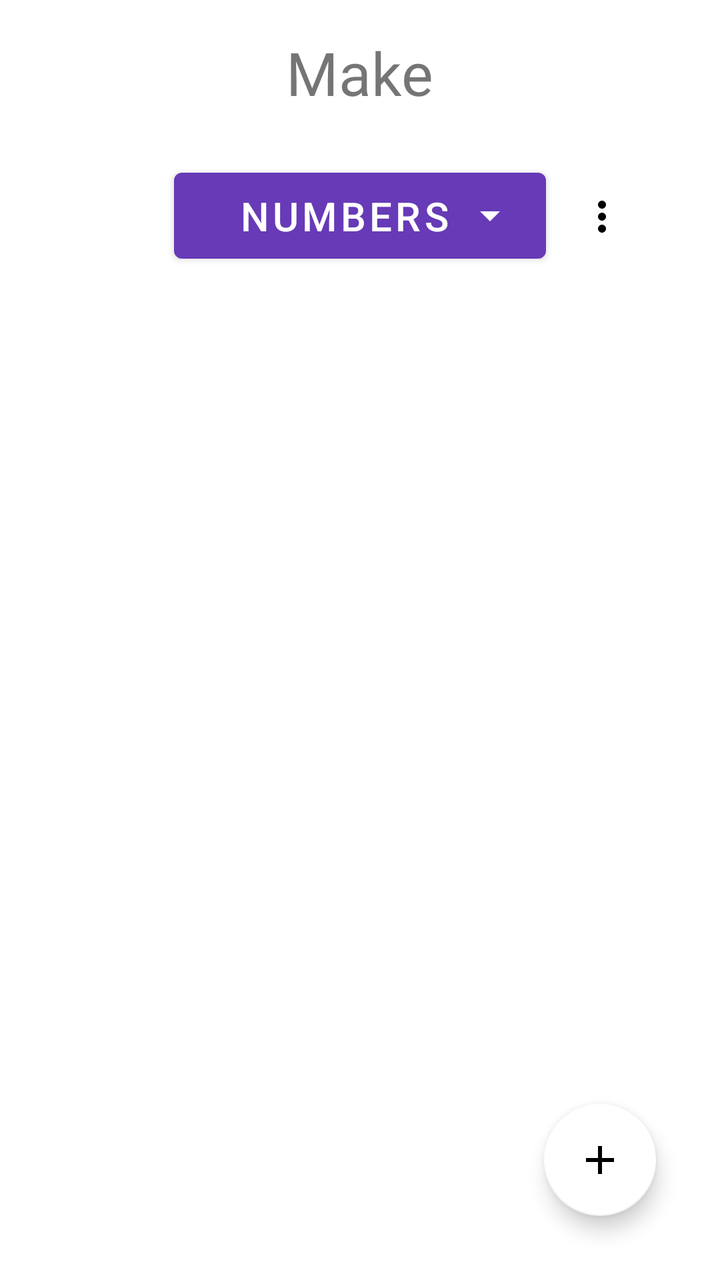
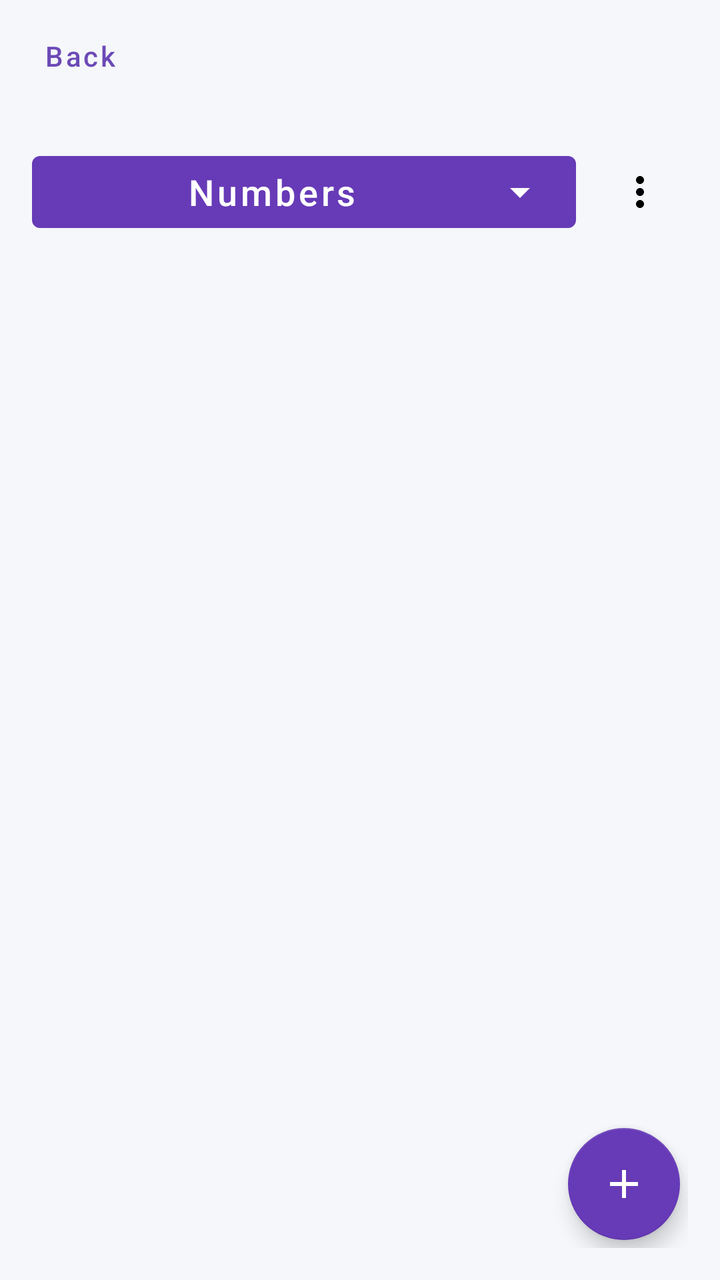

The first picture is an Android layout as it rendered before a commit; the second is the same layout after the commit. The layout source and the unified diff follow.
<!-- AndroidManifest.xml: application theme AppTheme -->
<!-- res/layout/activity_list.xml -->
<?xml version="1.0" encoding="utf-8"?>
<RelativeLayout xmlns:android="http://schemas.android.com/apk/res/android"
              xmlns:app="http://schemas.android.com/apk/res-auto"
    xmlns:tools="http://schemas.android.com/tools"
    android:orientation="vertical"
              android:layout_width="match_parent"
              android:layout_height="match_parent">


    <androidx.constraintlayout.widget.ConstraintLayout
        android:layout_width="match_parent"
        android:layout_height="match_parent"
        android:background="@android:color/white"
        android:padding="16dp">

        <androidx.appcompat.widget.AppCompatTextView
            android:id="@+id/appCompatTextView"
            android:layout_width="wrap_content"
            android:layout_height="wrap_content"
            android:text="@string/make_title"
            android:textSize="30dp"
            app:layout_constraintEnd_toEndOf="parent"
            app:layout_constraintStart_toStartOf="parent"
            app:layout_constraintTop_toTopOf="parent" />


        <com.google.android.material.button.MaterialButton
            android:id="@+id/btn_shape"
            style="@style/Widget.MaterialComponents.Button"
            android:layout_width="wrap_content"
            android:layout_height="wrap_content"
            android:layout_marginTop="24dp"
            android:drawableRight="@drawable/ic_drop_24"
            android:maxWidth="200dp"
            android:paddingLeft="32dp"
            android:paddingTop="8dp"
            android:paddingRight="16dp"
            android:paddingBottom="8dp"
            android:text="@string/default_shape_set_name"
            android:textSize="20dp"
            app:layout_constraintEnd_toEndOf="parent"
            app:layout_constraintStart_toStartOf="parent"
            app:layout_constraintTop_toBottomOf="@+id/appCompatTextView" />

        <androidx.appcompat.widget.AppCompatImageButton
            android:id="@+id/ib_more"
            android:layout_width="wrap_content"
            android:layout_height="wrap_content"
            android:backgroundTint="@android:color/transparent"
            android:padding="16dp"
            android:src="@drawable/ic_more_24"
            app:layout_constraintStart_toEndOf="@+id/btn_shape"
            app:layout_constraintTop_toTopOf="@+id/btn_shape" />


        <com.google.android.material.floatingactionbutton.FloatingActionButton
            android:id="@+id/fab_add"
            android:layout_width="wrap_content"
            android:layout_height="wrap_content"
            android:layout_margin="16dp"
            app:backgroundTint="#FFFFFF"
            app:layout_constraintBottom_toBottomOf="parent"
            app:layout_constraintEnd_toEndOf="parent"
            app:srcCompat="@drawable/ic_plus_24" />


        <androidx.recyclerview.widget.RecyclerView
            android:id="@+id/rv_preview"
            android:layout_width="0dp"
            android:layout_height="0dp"
            app:layout_constraintBottom_toBottomOf="parent"
            app:layout_constraintEnd_toEndOf="parent"
            app:layout_constraintStart_toStartOf="parent"
            app:layout_constraintTop_toBottomOf="@+id/btn_shape" />

    </androidx.constraintlayout.widget.ConstraintLayout>

    <com.h2play.canvas_magic.features.common.ErrorView
        android:id="@+id/view_error"
        android:layout_width="wrap_content"
        android:layout_height="match_parent"
        android:layout_centerInParent="true"
        android:visibility="gone" />

    <ProgressBar
        android:id="@+id/progress"
        android:layout_width="wrap_content"
        android:layout_height="wrap_content"
        android:layout_centerInParent="true"
        android:layout_gravity="center"
        android:visibility="gone" />

</RelativeLayout>
<!-- resources referenced by this layout -->
<resources>
  <!-- drawable ic_drop_24 (drawable) -->
  <vector android:height="24dp" android:tint="#FFFFFF"
      android:viewportHeight="24.0" android:viewportWidth="24.0"
      android:width="24dp" xmlns:android="http://schemas.android.com/apk/res/android">
      <path android:fillColor="#FFFFFF" android:pathData="M7,10l5,5 5,-5z"/>
  </vector>
  <!-- drawable ic_more_24 (drawable) -->
  <vector xmlns:android="http://schemas.android.com/apk/res/android"
          android:width="24dp"
          android:height="24dp"
          android:viewportWidth="24.0"
          android:viewportHeight="24.0">
      <path
          android:fillColor="#FF000000"
          android:pathData="M12,8c1.1,0 2,-0.9 2,-2s-0.9,-2 -2,-2 -2,0.9 -2,2 0.9,2 2,2zM12,10c-1.1,0 -2,0.9 -2,2s0.9,2 2,2 2,-0.9 2,-2 -0.9,-2 -2,-2zM12,16c-1.1,0 -2,0.9 -2,2s0.9,2 2,2 2,-0.9 2,-2 -0.9,-2 -2,-2z"/>
  </vector>
  <!-- drawable ic_plus_24 (drawable) -->
  <vector xmlns:android="http://schemas.android.com/apk/res/android"
          android:width="24dp"
          android:height="24dp"
          android:viewportWidth="24.0"
          android:viewportHeight="24.0">
      <path
          android:fillColor="#FF000000"
          android:pathData="M19,13h-6v6h-2v-6H5v-2h6V5h2v6h6v2z"/>
  </vector>
  <string name="default_shape_set_name">Numbers</string>
  <string name="make_title">Make</string>
  <style name="AppTheme" parent="Theme.MaterialComponents.Light.DarkActionBar">
          
          <item name="colorPrimary">@color/primary</item>
          <item name="colorPrimaryDark">@color/primary_dark</item>
          <item name="materialCardViewStyle">@style/AppCard</item>
      </style>
  <color name="primary">#673ab7</color>
  <color name="primary_dark">#320b86</color>
  <style name="AppCard" parent="Widget.MaterialComponents.CardView">
          <item name="cardElevation">8dp</item>
      </style>
</resources>

<!-- the commit's change to res/layout/activity_list.xml (unified diff, before → after) -->
@@ -1,93 +1,58 @@
 <?xml version="1.0" encoding="utf-8"?>
-<RelativeLayout xmlns:android="http://schemas.android.com/apk/res/android"
-              xmlns:app="http://schemas.android.com/apk/res-auto"
-    xmlns:tools="http://schemas.android.com/tools"
-    android:orientation="vertical"
-              android:layout_width="match_parent"
-              android:layout_height="match_parent">
+<LinearLayout xmlns:android="http://schemas.android.com/apk/res/android"
+    xmlns:app="http://schemas.android.com/apk/res-auto"
+    android:layout_width="match_parent" android:layout_height="match_parent"
+    android:orientation="vertical" android:background="@color/canvas_screen_background">
+    <include layout="@layout/view_screen_header" />
+    <FrameLayout android:layout_width="match_parent" android:layout_height="0dp" android:layout_weight="1">
+        <androidx.constraintlayout.widget.ConstraintLayout
+            android:layout_width="match_parent" android:layout_height="match_parent" android:padding="16dp">
 
-
-    <androidx.constraintlayout.widget.ConstraintLayout
-        android:layout_width="match_parent"
-        android:layout_height="match_parent"
-        android:background="@android:color/white"
-        android:padding="16dp">
-
-        <androidx.appcompat.widget.AppCompatTextView
-            android:id="@+id/appCompatTextView"
-            android:layout_width="wrap_content"
-            android:layout_height="wrap_content"
-            android:text="@string/make_title"
-            android:textSize="30dp"
-            app:layout_constraintEnd_toEndOf="parent"
-            app:layout_constraintStart_toStartOf="parent"
-            app:layout_constraintTop_toTopOf="parent" />
-
-
-        <com.google.android.material.button.MaterialButton
-            android:id="@+id/btn_shape"
-            style="@style/Widget.MaterialComponents.Button"
-            android:layout_width="wrap_content"
-            android:layout_height="wrap_content"
-            android:layout_marginTop="24dp"
-            android:drawableRight="@drawable/ic_drop_24"
-            android:maxWidth="200dp"
-            android:paddingLeft="32dp"
-            android:paddingTop="8dp"
-            android:paddingRight="16dp"
-            android:paddingBottom="8dp"
-            android:text="@string/default_shape_set_name"
-            android:textSize="20dp"
-            app:layout_constraintEnd_toEndOf="parent"
-            app:layout_constraintStart_toStartOf="parent"
-            app:layout_constraintTop_toBottomOf="@+id/appCompatTextView" />
-
-        <androidx.appcompat.widget.AppCompatImageButton
-            android:id="@+id/ib_more"
-            android:layout_width="wrap_content"
-            android:layout_height="wrap_content"
-            android:backgroundTint="@android:color/transparent"
-            android:padding="16dp"
-            android:src="@drawable/ic_more_24"
-            app:layout_constraintStart_toEndOf="@+id/btn_shape"
-            app:layout_constraintTop_toTopOf="@+id/btn_shape" />
-
-
-        <com.google.android.material.floatingactionbutton.FloatingActionButton
-            android:id="@+id/fab_add"
-            android:layout_width="wrap_content"
-            android:layout_height="wrap_content"
-            android:layout_margin="16dp"
-            app:backgroundTint="#FFFFFF"
-            app:layout_constraintBottom_toBottomOf="parent"
-            app:layout_constraintEnd_toEndOf="parent"
-            app:srcCompat="@drawable/ic_plus_24" />
-
-
-        <androidx.recyclerview.widget.RecyclerView
-            android:id="@+id/rv_preview"
-            android:layout_width="0dp"
-            android:layout_height="0dp"
-            app:layout_constraintBottom_toBottomOf="parent"
-            app:layout_constraintEnd_toEndOf="parent"
-            app:layout_constraintStart_toStartOf="parent"
-            app:layout_constraintTop_toBottomOf="@+id/btn_shape" />
-
-    </androidx.constraintlayout.widget.ConstraintLayout>
-
-    <com.h2play.canvas_magic.features.common.ErrorView
-        android:id="@+id/view_error"
-        android:layout_width="wrap_content"
-        android:layout_height="match_parent"
-        android:layout_centerInParent="true"
-        android:visibility="gone" />
-
-    <ProgressBar
-        android:id="@+id/progress"
-        android:layout_width="wrap_content"
-        android:layout_height="wrap_content"
-        android:layout_centerInParent="true"
-        android:layout_gravity="center"
-        android:visibility="gone" />
-
-</RelativeLayout>
+            <com.google.android.material.button.MaterialButton android:id="@+id/btn_shape"
+                android:layout_width="0dp" android:layout_height="wrap_content" android:minHeight="48dp"
+                android:layout_marginEnd="8dp" android:text="@string/default_shape_set_name"
+                android:textSize="18sp" android:textAllCaps="false" android:maxLines="2"
+                android:ellipsize="end" app:icon="@drawable/ic_drop_24" app:iconGravity="end"
+                app:layout_constraintStart_toStartOf="parent" app:layout_constraintEnd_toStartOf="@id/ib_more"
+                app:layout_constraintTop_toTopOf="parent" />
+            <androidx.appcompat.widget.AppCompatImageButton android:id="@+id/ib_more"
+                android:layout_width="48dp" android:layout_height="48dp" android:padding="12dp"
+                android:src="@drawable/ic_more_24" android:background="?attr/selectableItemBackgroundBorderless"
+                android:contentDescription="@string/drawing_set_options"
+                app:layout_constraintEnd_toEndOf="parent" app:layout_constraintTop_toTopOf="@id/btn_shape" />
+            <androidx.recyclerview.widget.RecyclerView android:id="@+id/rv_preview"
+                android:layout_width="0dp" android:layout_height="0dp"
+                android:clipToPadding="false" android:paddingBottom="88dp"
+                app:layout_constraintStart_toStartOf="parent" app:layout_constraintEnd_toEndOf="parent"
+                app:layout_constraintTop_toBottomOf="@id/btn_shape"
+                app:layout_constraintBottom_toBottomOf="parent" />
+            <com.google.android.material.floatingactionbutton.FloatingActionButton
+                android:id="@+id/fab_add"
+                android:layout_width="wrap_content" android:layout_height="wrap_content"
+                android:layout_margin="4dp" android:contentDescription="@string/add_drawing_set"
+                app:backgroundTint="@color/primary" app:tint="@color/white"
+                app:srcCompat="@drawable/ic_plus_24"
+                app:layout_constraintBottom_toBottomOf="parent" app:layout_constraintEnd_toEndOf="parent" />
+        </androidx.constraintlayout.widget.ConstraintLayout>
+        <com.h2play.canvas_magic.features.common.ErrorView android:id="@+id/view_error"
+            android:layout_width="match_parent" android:layout_height="match_parent" android:visibility="gone" />
+        <ProgressBar android:id="@+id/progress" android:layout_width="wrap_content"
+            android:layout_height="wrap_content" android:layout_gravity="center" android:visibility="gone" />
+    </FrameLayout>
+</LinearLayout>
+<!-- res/layout/view_screen_header.xml (included above) -->
+<?xml version="1.0" encoding="utf-8"?>
+<LinearLayout xmlns:android="http://schemas.android.com/apk/res/android"
+    android:layout_width="match_parent" android:layout_height="wrap_content"
+    android:minHeight="56dp" android:orientation="horizontal" android:gravity="center_vertical"
+    android:paddingHorizontal="12dp" android:paddingVertical="4dp"
+    android:background="@color/canvas_screen_background">
+    <com.google.android.material.button.MaterialButton
+        android:id="@+id/screen_back" style="@style/CanvasTextAction"
+        android:text="@string/drawing_pack_back" />
+    <TextView android:id="@+id/screen_title"
+        android:layout_width="0dp" android:layout_height="wrap_content" android:layout_weight="1"
+        android:layout_marginStart="12dp" android:paddingVertical="8dp"
+        android:textSize="20sp" android:textStyle="bold" android:maxLines="2"
+        android:ellipsize="end" android:textColor="@color/canvas_tool_icon" />
+</LinearLayout>
<!-- resource entries referenced after the edit -->
@@ -1,5 +1,7 @@
 <!-- resources referenced by this layout -->
 <resources>
+  <color name="canvas_screen_background">#F5F7FA</color>
+  <color name="canvas_tool_icon">#344054</color>
   <!-- drawable ic_drop_24 (drawable) -->
   <vector android:height="24dp" android:tint="#FFFFFF"
       android:viewportHeight="24.0" android:viewportWidth="24.0"
@@ -26,15 +28,30 @@
           android:fillColor="#FF000000"
           android:pathData="M19,13h-6v6h-2v-6H5v-2h6V5h2v6h6v2z"/>
   </vector>
+  <string name="add_drawing_set">Add a drawing set</string>
   <string name="default_shape_set_name">Numbers</string>
-  <string name="make_title">Make</string>
+  <string name="drawing_pack_back">Back</string>
+  <string name="drawing_set_options">Drawing set options</string>
+  <style name="CanvasTextAction" parent="Widget.MaterialComponents.Button.TextButton">
+          <item name="android:layout_width">wrap_content</item>
+          <item name="android:layout_height">48dp</item>
+          <item name="android:minWidth">56dp</item>
+          <item name="android:paddingHorizontal">8dp</item>
+          <item name="android:insetTop">0dp</item>
+          <item name="android:insetBottom">0dp</item>
+          <item name="android:textSize">14sp</item>
+          <item name="android:textAllCaps">false</item>
+          <item name="android:textColor">@color/primary_color</item>
+      </style>
   <style name="AppTheme" parent="Theme.MaterialComponents.Light.DarkActionBar">
           
           <item name="colorPrimary">@color/primary</item>
           <item name="colorPrimaryDark">@color/primary_dark</item>
           <item name="materialCardViewStyle">@style/AppCard</item>
       </style>
+  <color name="primary_color">#6C4AB6</color>
   <color name="primary">#673ab7</color>
+  <color name="white">#FFFFFF</color>
   <color name="primary_dark">#320b86</color>
   <style name="AppCard" parent="Widget.MaterialComponents.CardView">
           <item name="cardElevation">8dp</item>
